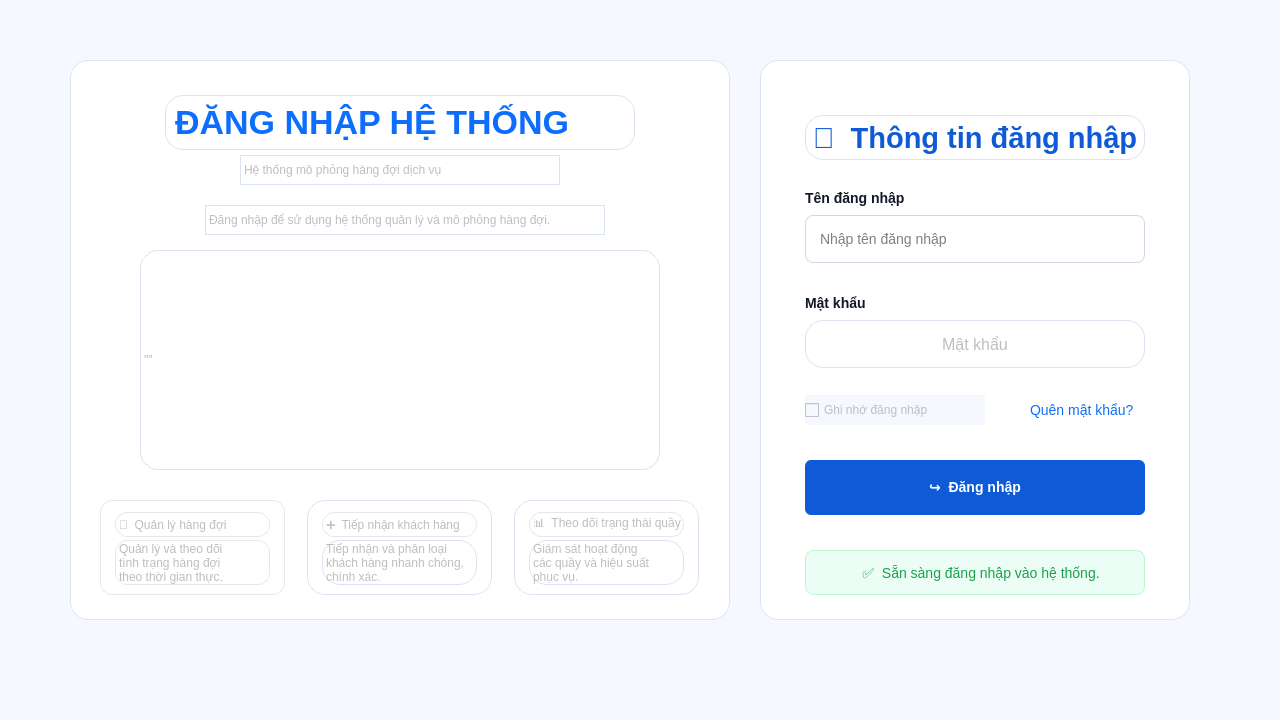
This is ui/login.ui in DangDan111/Nhom4_Hethongmophonghangdoidichvu as Qt 5 draws it before an edit. The edited form follows.
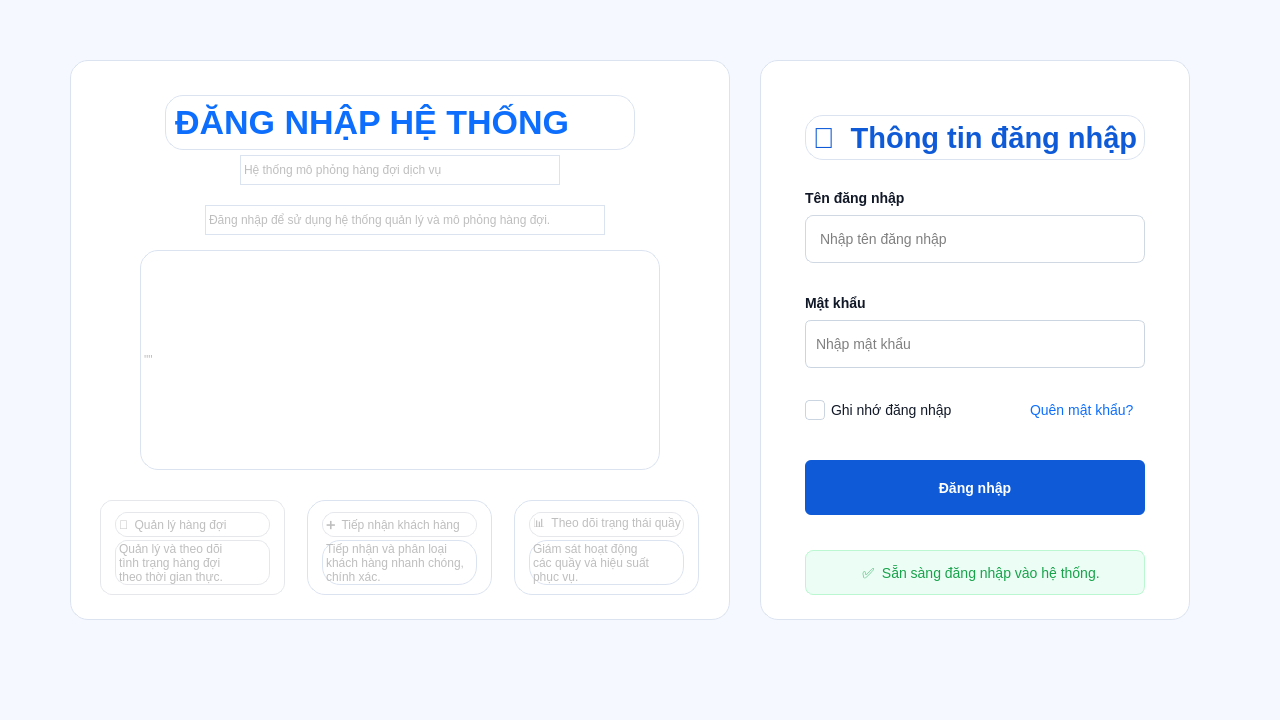
This is the edited form.

Diff of the .ui file:
```diff
--- a/ui/login.ui
+++ b/ui/login.ui
@@ -41,7 +41,7 @@
     border-radius: 18px;
 }</string>
    </property>
-   <widget class="QLabel" name="lblTieuDe">
+   <widget class="QLabel" name="lblTieuDe1">
     <property name="geometry">
      <rect>
       <x>45</x>
@@ -67,28 +67,6 @@
      <set>Qt::AlignmentFlag::AlignCenter</set>
     </property>
    </widget>
-   <widget class="QLabel" name="lblPhuDe">
-    <property name="geometry">
-     <rect>
-      <x>45</x>
-      <y>260</y>
-      <width>340</width>
-      <height>48</height>
-     </rect>
-    </property>
-    <property name="font">
-     <font>
-      <family>Segoe UI</family>
-      <pointsize>12</pointsize>
-     </font>
-    </property>
-    <property name="text">
-     <string>Mật khẩu</string>
-    </property>
-    <property name="alignment">
-     <set>Qt::AlignmentFlag::AlignCenter</set>
-    </property>
-   </widget>
    <widget class="QPushButton" name="btnDangNhap">
     <property name="geometry">
      <rect>
@@ -99,7 +77,7 @@
      </rect>
     </property>
     <property name="text">
-     <string>↪  Đăng nhập</string>
+     <string>Đăng nhập</string>
     </property>
    </widget>
    <widget class="QLabel" name="lblTaiKhoanMau">
@@ -191,6 +169,27 @@
       <height>30</height>
      </rect>
     </property>
+    <property name="styleSheet">
+     <string notr="true">QCheckBox {
+    color: #111827;
+    font-size: 14px;
+    background: transparent;
+    border: none;
+}
+
+QCheckBox::indicator {
+    width: 18px;
+    height: 18px;
+    border: 1px solid #cbd5e1;
+    border-radius: 4px;
+    background: white;
+}
+
+QCheckBox::indicator:checked {
+    background-color: #0d6efd;
+    border: 1px solid #0d6efd;
+}</string>
+    </property>
     <property name="text">
      <string>Ghi nhớ đăng nhập</string>
     </property>
@@ -243,6 +242,22 @@
      <string>Mật khẩu</string>
     </property>
    </widget>
+   <widget class="QLineEdit" name="txtPassword&#10;">
+    <property name="geometry">
+     <rect>
+      <x>45</x>
+      <y>260</y>
+      <width>340</width>
+      <height>48</height>
+     </rect>
+    </property>
+    <property name="echoMode">
+     <enum>QLineEdit::EchoMode::Password</enum>
+    </property>
+    <property name="placeholderText">
+     <string>Nhập mật khẩu</string>
+    </property>
+   </widget>
   </widget>
   <widget class="QFrame" name="leftFrame">
    <property name="geometry">
@@ -266,7 +281,7 @@
    <property name="frameShadow">
     <enum>QFrame::Shadow::Raised</enum>
    </property>
-   <widget class="QLabel" name="lblTieuDe_2">
+   <widget class="QLabel" name="lblTieuDe">
     <property name="geometry">
      <rect>
       <x>95</x>
@@ -286,7 +301,7 @@
      <string>ĐĂNG NHẬP HỆ THỐNG</string>
     </property>
    </widget>
-   <widget class="QLabel" name="label">
+   <widget class="QLabel" name="lblPhuDe">
     <property name="geometry">
      <rect>
       <x>170</x>
```
Left out of the diff: 15 changed lines with no effect on the pictures.
